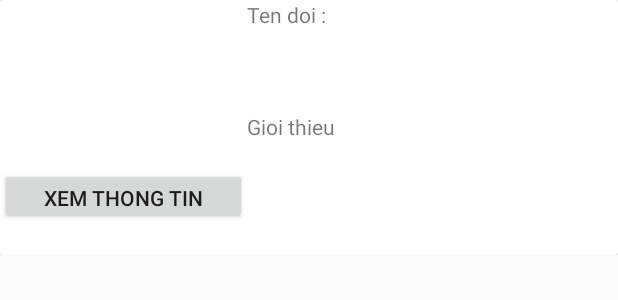
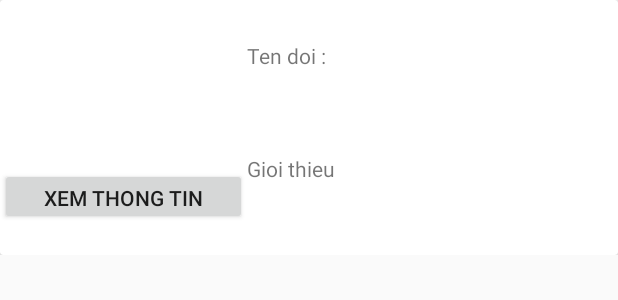
Before and after one commit to DuyHuynh1997/Soccer-Social_Network, an Android app: the layout item_row_reycleview_all_team.xml on its own in the app's theme, with its tools: preview values and no code run, on a phone screen of 412 x 824 dp. Shown: the top 300 px of the screen. Run offline under Robolectric (Android 15) with nearby library versions, the phone set to English and light mode, and no system bars.

```diff
--- a/app/src/main/res/layout/item_row_reycleview_all_team.xml
+++ b/app/src/main/res/layout/item_row_reycleview_all_team.xml
@@ -56,7 +56,8 @@
                         android:layout_height="match_parent"
                         android:layout_weight="1"
                         android:text="Ten doi : "
-                        android:textFontWeight="2">
+                        android:textFontWeight="2"
+                        android:gravity="center_vertical">
 
                     </TextView>
 
@@ -82,7 +83,8 @@
                         android:layout_width="0dp"
                         android:layout_height="match_parent"
                         android:layout_weight="1"
-                        android:text="Gioi thieu">
+                        android:text="Gioi thieu"
+                        android:gravity="center_vertical">
 
                     </TextView>
 
```
Also changed, not shown: app/src/main/java/tdc/edu/com/example/soccer_social_network/Doi.java (+9 -0 lines), app/src/main/java/tdc/edu/com/example/soccer_social_network/create_team.java (+3 -19 lines).
